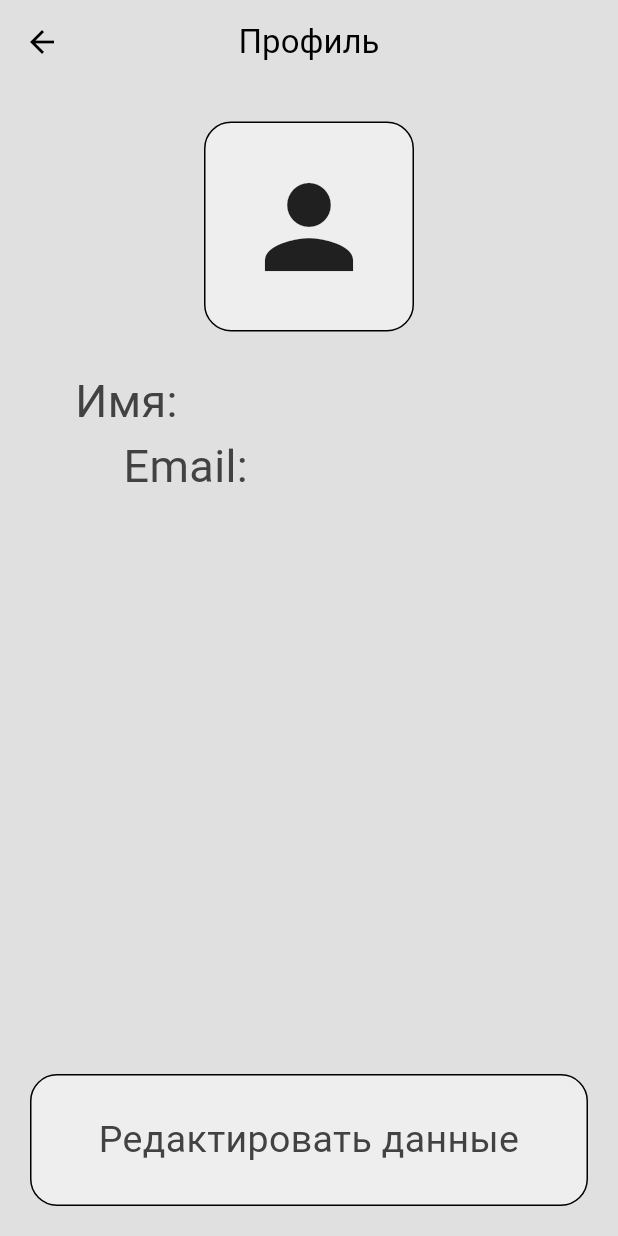
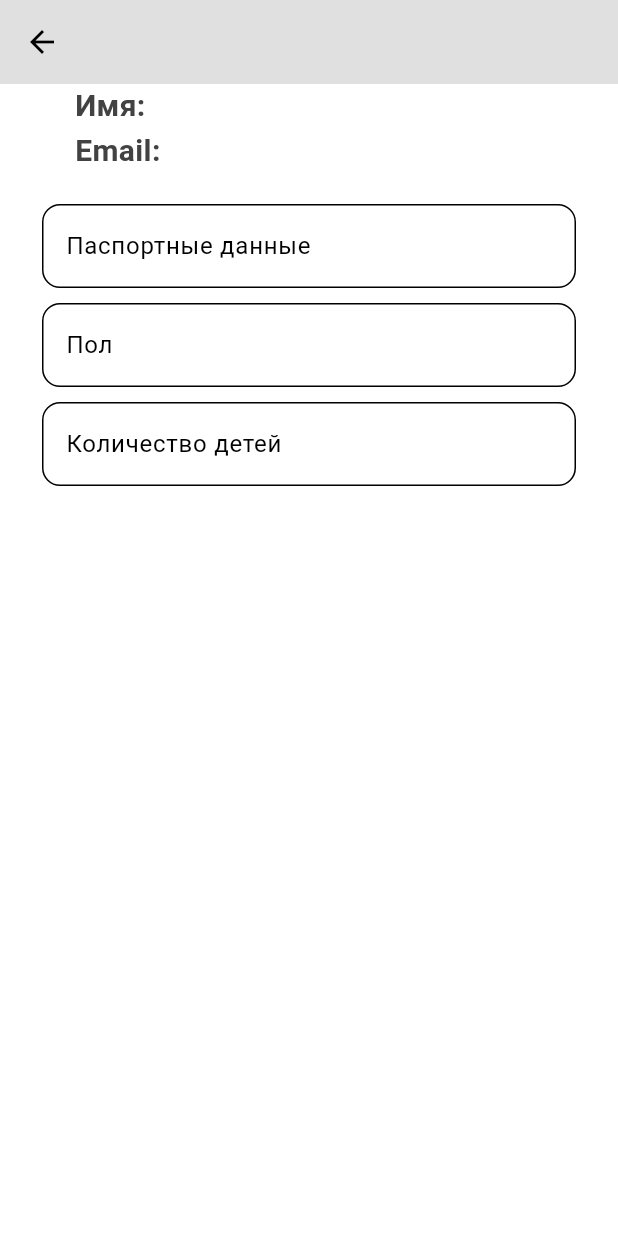
Before and after one commit to ErikBagaev1/travel_app, a Flutter app: the ProfilePage screen opened by its route, after a tap on "Редактировать данные", on a phone screen of 412 x 824 dp. Run offline on Flutter 3.47's test engine with Material 3 defaults, Android fonts, the phone set to English and light mode, and no system bars; our stand-ins replace cloud_firestore, firebase_auth, firebase_core; accounts and stored records are empty; network calls fail.

Commit message:
редактирование данных верстка

```diff
--- /dev/null
+++ b/lib/components/my_expanded.dart
@@ -0,0 +1,38 @@
+import 'package:flutter/material.dart';
+
+class MyExpanded extends StatelessWidget {
+  final String left;
+  final String right;
+  const MyExpanded({
+    super.key,
+    required this.left,
+    required this.right,
+  });
+
+  @override
+  Widget build(BuildContext context) {
+    return Padding(
+      padding: const EdgeInsets.symmetric(horizontal: 50.0),
+      child: Row(
+        children: [
+          Expanded(
+            child: Text(
+              "$left:",
+              style: const TextStyle(fontSize: 20, fontWeight: FontWeight.bold),
+            ),
+          ),
+          const SizedBox(
+            width: 10,
+          ),
+          Expanded(
+            flex: 3,
+            child: Text(
+              right,
+              style: const TextStyle(fontSize: 21),
+            ),
+          ),
+        ],
+      ),
+    );
+  }
+}
--- a/lib/main.dart
+++ b/lib/main.dart
@@ -2,6 +2,7 @@ import 'package:firebase_core/firebase_core.dart';
 import 'package:flutter/material.dart';
 import 'package:social_network/auth/auth.dart';
 import 'package:social_network/auth/login_on_register.dart';
+import 'package:social_network/pages/editing_page.dart';
 import 'package:social_network/pages/home_page.dart';
 import 'package:social_network/pages/profile_page.dart';
 import 'package:social_network/pages/users_page.dart';
@@ -33,6 +34,7 @@ class MyApp extends StatelessWidget {
         '/home_page': (context) => const HomePage(),
         '/profile_page': (context) => ProfilePage(),
         '/users_page': (context) => const UsersPage(),
+        '/editing_page': (context) => const EditingPage(),
       },
     );
   }
--- /dev/null
+++ b/lib/pages/editing_page.dart
@@ -0,0 +1,76 @@
+import 'package:flutter/material.dart';
+import 'package:social_network/components/my_expanded.dart';
+import 'package:social_network/components/my_textfield.dart';
+
+class EditingPage extends StatefulWidget {
+  const EditingPage({super.key});
+
+  @override
+  State<EditingPage> createState() => _EditingPageState();
+}
+
+class _EditingPageState extends State<EditingPage> {
+  final TextEditingController passportController = TextEditingController();
+
+  final TextEditingController genderController = TextEditingController();
+
+  final TextEditingController countChildrenController = TextEditingController();
+
+  final TextEditingController confirmController = TextEditingController();
+  @override
+  Widget build(BuildContext context) {
+    final arguments = (ModalRoute.of(context)?.settings.arguments ??
+        <String, dynamic>{}) as Map;
+    return Scaffold(
+      appBar: AppBar(
+        title: Text(arguments['username']),
+        centerTitle: true,
+      ),
+      body: Column(
+        children: [
+          MyExpanded(
+            left: 'Имя',
+            right: arguments['username'],
+          ),
+          MyExpanded(
+            left: 'Email',
+            right: arguments['email'],
+          ),
+          const SizedBox(
+            height: 20,
+          ),
+          Padding(
+            padding: const EdgeInsets.symmetric(horizontal: 28.0),
+            child: MyTextField(
+                hintText: 'Паспортные данные',
+                obscureText: true,
+                controller: passportController),
+          ),
+          const SizedBox(
+            height: 10,
+          ),
+          Padding(
+            padding: const EdgeInsets.symmetric(horizontal: 28.0),
+            child: MyTextField(
+                hintText: 'Пол',
+                obscureText: true,
+                controller: genderController),
+          ),
+          const SizedBox(
+            height: 10,
+          ),
+          Padding(
+            padding: const EdgeInsets.symmetric(horizontal: 28.0),
+            child: MyTextField(
+                hintText: 'Количество детей',
+                obscureText: true,
+                controller: countChildrenController),
+          ),
+          const SizedBox(
+            height: 10,
+          ),
+        ],
+      ),
+    );
+  }
+}
--- a/lib/pages/profile_page.dart
+++ b/lib/pages/profile_page.dart
@@ -1,6 +1,7 @@
 import 'package:cloud_firestore/cloud_firestore.dart';
 import 'package:firebase_auth/firebase_auth.dart';
 import 'package:flutter/material.dart';
+import 'package:social_network/components/my_expanded.dart';
 
 class ProfilePage extends StatelessWidget {
   ProfilePage({super.key});
@@ -38,7 +39,6 @@ class ProfilePage extends StatelessWidget {
                 mainAxisAlignment: MainAxisAlignment.spaceBetween,
                 children: [
                   Column(
-                    // mainAxisAlignment: MainAxisAlignment.start,
                     children: [
                       const SizedBox(
                         height: 25,
@@ -46,8 +46,7 @@ class ProfilePage extends StatelessWidget {
                       Container(
                           decoration: BoxDecoration(
                               border: Border.all(
-                                width:
-                                    1, //                   <--- border width here
+                                width: 1,
                               ),
                               color: theme.primary,
                               borderRadius: BorderRadius.circular(18)),
@@ -59,48 +58,23 @@ class ProfilePage extends StatelessWidget {
                       const SizedBox(
                         height: 25,
                       ),
-                      Padding(
-                        padding: const EdgeInsets.symmetric(horizontal: 50.0),
-                        child: Row(
-                          children: [
-                            const Expanded(
-                              child: Text(
-                                'Имя:',
-                                style: TextStyle(fontSize: 30),
-                              ),
-                            ),
-                            const SizedBox(
-                              width: 10,
-                            ),
-                            Expanded(
-                              flex: 3,
-                              child: Text(
-                                user!['username'],
-                                style: const TextStyle(fontSize: 21),
-                              ),
-                            ),
-                          ],
-                        ),
+                      MyExpanded(
+                        left: 'Имя',
+                        right: user!['username'],
                       ),
-                      Row(
-                        mainAxisAlignment: MainAxisAlignment.spaceAround,
-                        children: [
-                          const Text(
-                            'Email:',
-                            style: TextStyle(fontSize: 30),
-                          ),
-                          Text(
-                            user['email'],
-                            style: const TextStyle(fontSize: 21),
-                          )
-                        ],
+                      MyExpanded(
+                        left: 'Email',
+                        right: user['email'],
                       ),
                     ],
                   ),
                   Padding(
                     padding: const EdgeInsets.all(20.0),
-                    child: GestureDetector(
-                        onTap: () {},
+                    child: InkWell(
+                        onTap: () {
+                          Navigator.pushNamed(context, '/editing_page',
+                              arguments: user);
+                        },
                         child: Container(
                           decoration: BoxDecoration(
                               color: theme.primary,
```
